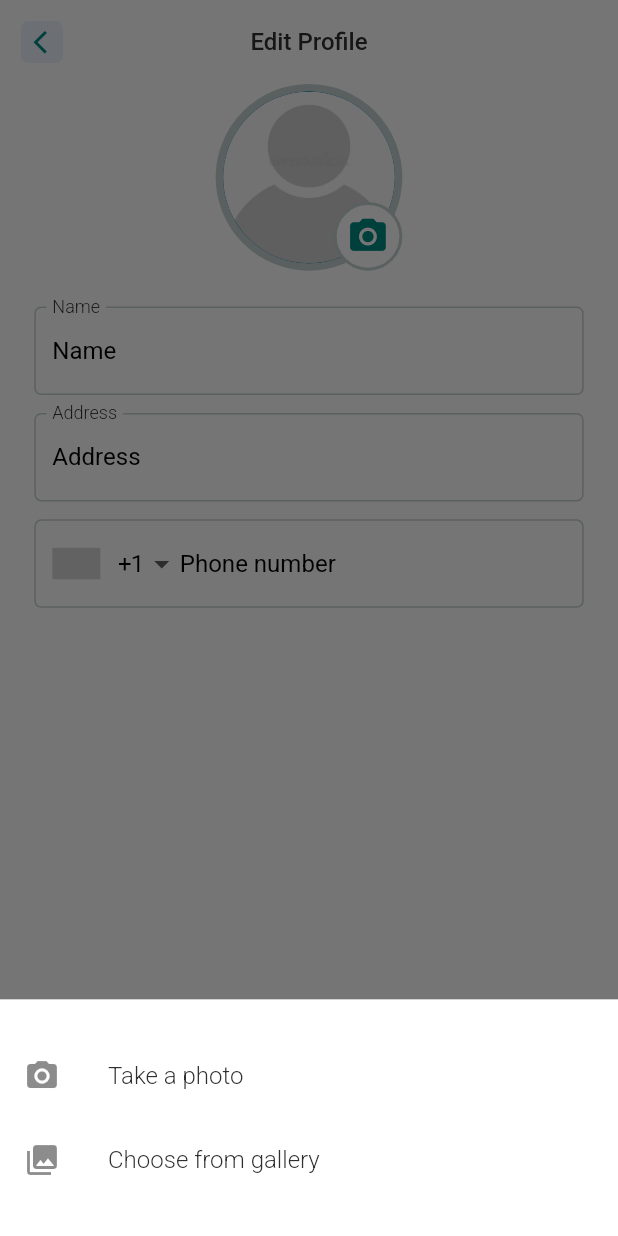
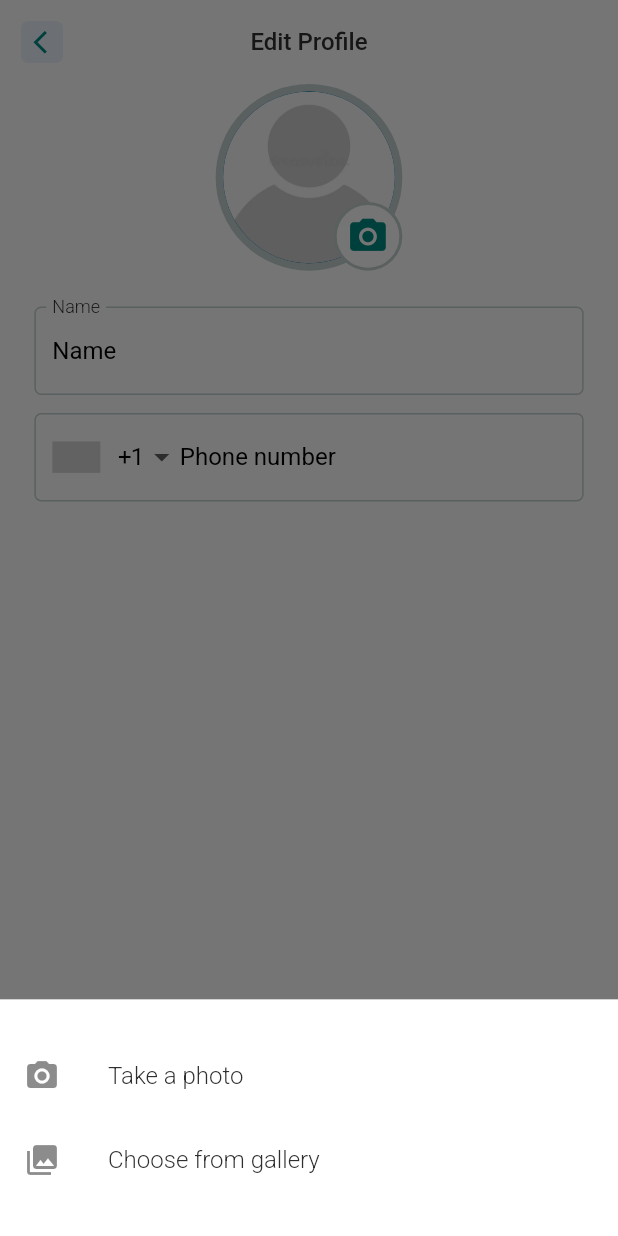
Before and after one commit to HammadAhmedSherazi/push_price_user, a Flutter app: the CreateProfileView widget shown alone on an empty page, opened directly, after a tap on the "camera alt" icon, on a phone screen of 412 x 824 dp. Run offline on Flutter 3.47's test engine with Material 3 defaults, Android fonts, the phone set to English and light mode, and no system bars; drawn by our look-alikes of intl_phone_number_input; our stand-ins replace cached_network_image, firebase_core, firebase_messaging, fl_chart, flutter_image_compress, flutter_local_notifications and 11 more; missing offline and left inert: flutter_background_service, flutter_stripe, phone_numbers_parser, simple_barcode_scanner; accounts and stored records are empty; network calls fail; project files that could hold a hidden picture were left out.

Commit message:
address field remove from sign up flow

```diff
--- a/assets/l10n/en.json
+++ b/assets/l10n/en.json
@@ -336,6 +336,8 @@
   "apply_voucher": "Apply Voucher",
   "meters": "Meters",
   "kilometers": "Kilometers",
+  "miles": "Miles",
+  "feet": "Feet",
   "price_plan": "Price Plan",
   "subscription_ends_on": "Subscription ends on",
   "terms_and_conditions": "Terms and Conditions",
--- a/assets/l10n/es.json
+++ b/assets/l10n/es.json
@@ -334,6 +334,8 @@
   "apply_voucher": "Aplicar cupón",
   "meters": "Metros",
   "kilometers": "Kilómetros",
+  "miles": "Millas",
+  "feet": "Pies",
   "price_plan": "Plan de precios",
   "subscription_ends_on": "La suscripción termina el",
   "terms_and_conditions": "Términos y condiciones",
--- a/lib/models/user_data_model.dart
+++ b/lib/models/user_data_model.dart
@@ -57,7 +57,7 @@ class UserDataModel {
       'email': email,
       'full_name': fullName,
       'phone_number': phoneNumber,
-      'address': address,
+      // 'address': address,
       'profile_image': profileImage,
       'is_verified': isVerified,
       'is_active': isActive,
--- a/lib/views/auth/create_profile_view.dart
+++ b/lib/views/auth/create_profile_view.dart
@@ -17,7 +17,7 @@ class _CreateProfileViewState extends ConsumerState<CreateProfileView> {
       TextEditingController();
   final TextEditingController phoneTextController = TextEditingController();
   final TextEditingController emailTextController = TextEditingController();
-  final TextEditingController addressTextController = TextEditingController();
+  // final TextEditingController addressTextController = TextEditingController();
   String profileImage = "",  isoCode = "US", dialCode = "+1";
 
   @override
@@ -35,7 +35,7 @@ class _CreateProfileViewState extends ConsumerState<CreateProfileView> {
       employeeIdTextController.text = widget.isEdit! ? "123456789" : "";
       phoneTextController.text = widget.isEdit! ? phone.nsn : "";
       emailTextController.text = widget.isEdit! ? user.email : "";
-      addressTextController.text = widget.isEdit! ? user.address : "";
+      // addressTextController.text = widget.isEdit! ? user.address : "";
       profileImage = user.profileImage ?? "";
     }
     // }
@@ -92,7 +92,7 @@ class _CreateProfileViewState extends ConsumerState<CreateProfileView> {
                             userDataModel: userData.copyWith(
 
                             fullName: nameTextController.text,
-                            address: addressTextController.text,
+                            // address: addressTextController.text,
                             phoneNumber: parsed.international,
                             profileImage: profileImage
                           ));
@@ -101,7 +101,7 @@ class _CreateProfileViewState extends ConsumerState<CreateProfileView> {
                           Map<String, dynamic> data = {
                           "full_name": nameTextController.text,
                           "phone_number": parsed.international,
-                          "address": addressTextController.text,
+                          // "address": addressTextController.text,
                         };
                         profileImage =
                             ref.watch(authProvider.select((e) => e.imageUrl)) ??
@@ -191,23 +191,23 @@ class _CreateProfileViewState extends ConsumerState<CreateProfileView> {
               ),
             ),
             10.ph,
-            TextFormField(
+            // TextFormField(
 
-              onTapOutside: (event) {
-                FocusScope.of(context).unfocus();
-              },
-              validator: (value) => value?.validateGeneralField(fieldName: "Address", minStrLen: 10),
-              controller: addressTextController,
-              decoration: InputDecoration(
-                labelText: context.tr("address"),
-                hintText: context.tr("address"),
-                // suffixIcon: Icon(
-                //   Icons.check_circle_rounded,
-                //   color: AppColors.secondaryColor,
-                // ),
-              ),
-            ),
-            10.ph,
+            //   onTapOutside: (event) {
+            //     FocusScope.of(context).unfocus();
+            //   },
+            //   validator: (value) => value?.validateGeneralField(fieldName: "Address", minStrLen: 10),
+            //   controller: addressTextController,
+            //   decoration: InputDecoration(
+            //     labelText: context.tr("address"),
+            //     hintText: context.tr("address"),
+            //     // suffixIcon: Icon(
+            //     //   Icons.check_circle_rounded,
+            //     //   color: AppColors.secondaryColor,
+            //     // ),
+            //   ),
+            // ),
+            // 10.ph,
             CustomPhoneTextfieldWidget(
               phoneNumberController: phoneTextController,
               initialValue: ph.PhoneNumber(phoneNumber: phoneTextController.text, isoCode: isoCode, dialCode: dialCode),
```
Also changed, not shown: lib/views/favorites/add_new_favourite_view.dart (+141 -60 lines).
